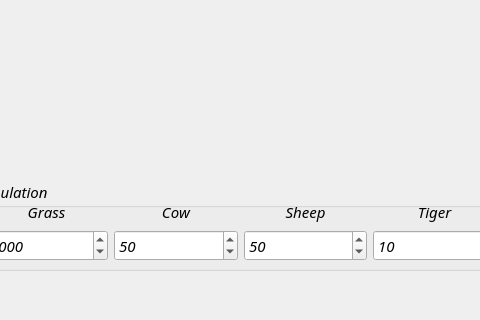
Above: widget.ui from Bei-yuan-qian-jing/DataStructureProject before the change; both pictures show x 95 to 575 and y 480 to 800 of the 1000 by 800 pixel window. Below: the same form after it.
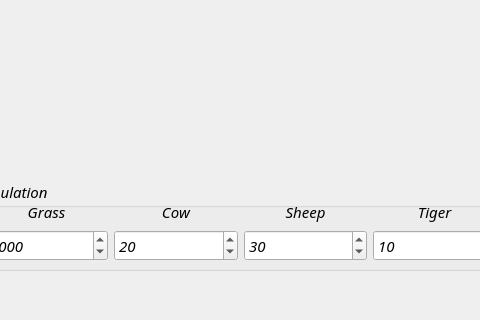
That is the form after the change.

Diff of the .ui file:
```diff
--- a/widget.ui
+++ b/widget.ui
@@ -124,7 +124,7 @@
         <number>1000</number>
        </property>
        <property name="value">
-        <number>50</number>
+        <number>20</number>
        </property>
       </widget>
      </item>
@@ -134,7 +134,7 @@
         <number>1000</number>
        </property>
        <property name="value">
-        <number>50</number>
+        <number>30</number>
        </property>
       </widget>
      </item>
```
